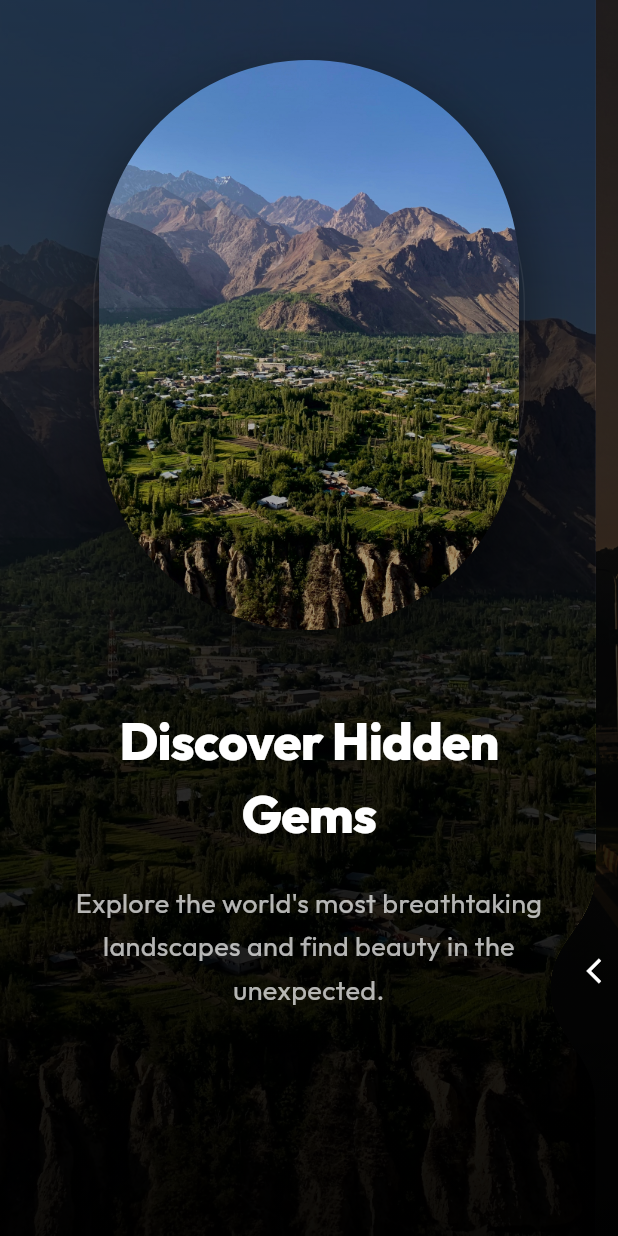
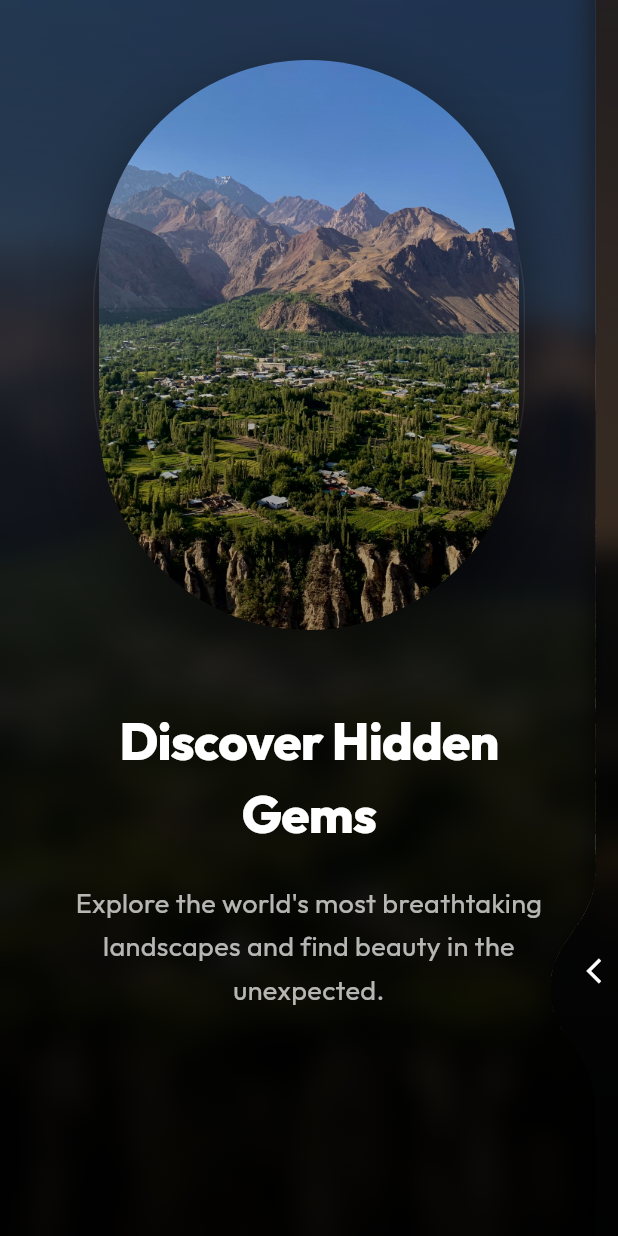
Before and after one commit to Anniekarim29/fluid_splash_screen, a Flutter app: the screen it shows after launch, on a phone screen of 412 x 824 dp. Run offline on Flutter 3.47's test engine with Material 3 defaults, Android fonts, the phone set to English and light mode, and no system bars; drawn by our look-alikes of liquid_swipe; our stand-ins replace google_fonts.

Commit message:
Fix invalid Dart code in onboarding widget

```diff
--- a/lib/widgets/onboarding_item_widget.dart
+++ b/lib/widgets/onboarding_item_widget.dart
@@ -1,4 +1,5 @@
 import 'package:flutter/material.dart';
+import 'dart:ui';
 import 'package:google_fonts/google_fonts.dart';
 
 class OnboardingItemWidget extends StatelessWidget {
@@ -30,10 +31,7 @@ class OnboardingItemWidget extends StatelessWidget {
           child: Container(
             color: Colors.black.withOpacity(0.4), // Darken the image
             child: BackdropFilter(
-              filter: ColorFilter.mode(
-                Colors.black.withOpacity(0.1),
-                BlendMode.darken,
-              ),
+              filter: ImageFilter.blur(sigmaX: 10, sigmaY: 10),
               child: Container(
                 decoration: BoxDecoration(
                   gradient: LinearGradient(
```
